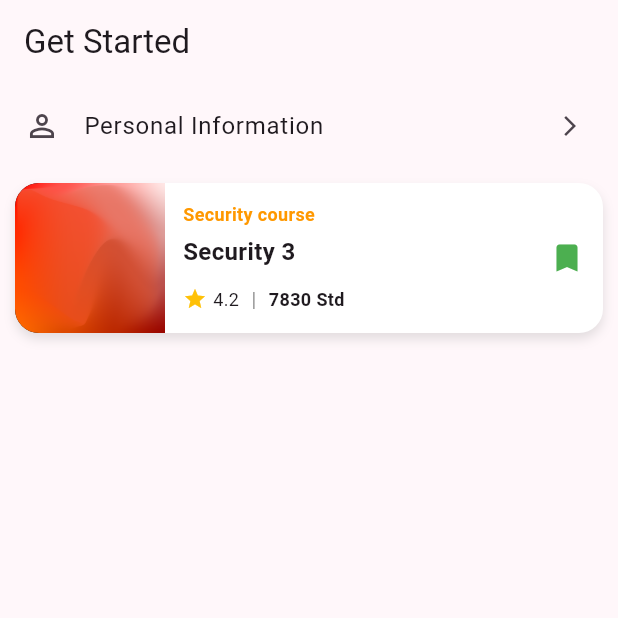
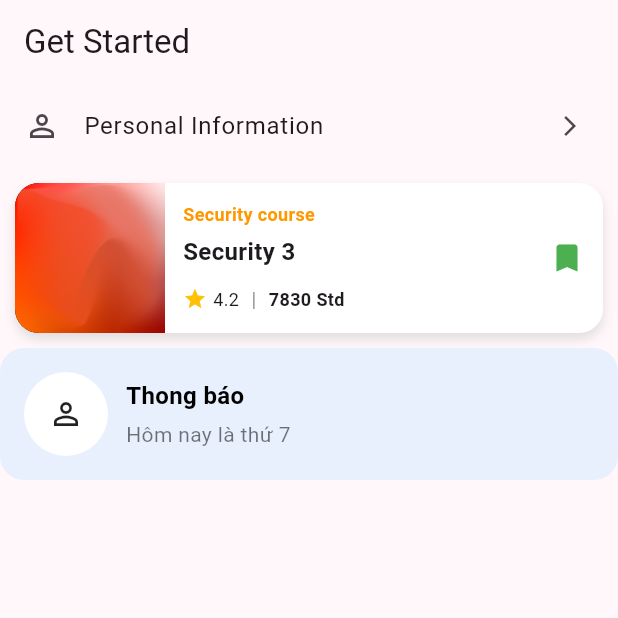
Before and after one commit to Bentanik/exe02_fe_mobile, a Flutter app: the screen it shows after launch, on a phone screen of 412 x 824 dp, the top half of it. Run offline on Flutter 3.47's test engine with Material 3 defaults, Android fonts, the phone set to English and light mode, and no system bars.

Commit message:
finish notification card

```diff
--- /dev/null
+++ b/lib/common/widget/notification_card.dart
@@ -0,0 +1,58 @@
+import 'package:flutter/material.dart';
+
+class NotificationCard extends StatelessWidget {
+  final String title;
+  final String desc;
+  final Widget leading;
+
+  const NotificationCard({Key? key, required this.title, required this.desc, required this.leading,})
+      : super(key: key);
+
+  @override
+  Widget build(BuildContext context) {
+    return Container(
+      padding: const EdgeInsets.all(16),
+      decoration: BoxDecoration(
+        color: const Color(0xFFE8F0FE), // Nền xanh nhạt
+        borderRadius: BorderRadius.circular(16),
+      ),
+      child: Row(
+        children: [
+          Container(
+            padding: const EdgeInsets.all(8),
+            decoration: BoxDecoration(
+              color: Colors.white,
+              shape: BoxShape.circle,
+            ),
+            child: Padding(
+              padding: const EdgeInsets.all(8.0),
+              child: leading,
+            )
+          ),
+          const SizedBox(width: 12),
+          Column(
+            crossAxisAlignment: CrossAxisAlignment.start,
+            children:  [
+              Text(
+                title,
+                style: TextStyle(
+                  fontWeight: FontWeight.bold,
+                  fontSize: 16,
+                  color: Colors.black,
+                ),
+              ),
+              SizedBox(height: 4),
+              Text(
+                desc,
+                style: TextStyle(
+                  fontSize: 14,
+                  color: Colors.black54,
+                ),
+              ),
+            ],
+          ),
+        ],
+      ),
+    );
+  }
+}
--- a/lib/presentation/intro/pages/get_started.dart
+++ b/lib/presentation/intro/pages/get_started.dart
@@ -1,4 +1,5 @@
 import 'package:exe02_fe_mobile/common/helpers/routes.dart';
+import 'package:exe02_fe_mobile/common/widget/notification_card.dart';
 import 'package:exe02_fe_mobile/common/widget/profile_button.dart';
 import 'package:exe02_fe_mobile/common/widget/search_course_card.dart';
 import 'package:exe02_fe_mobile/core/configs/assets/app_images.dart';
@@ -32,6 +33,11 @@ class GetStartedPage extends StatelessWidget {
                   isBookmarked: true,
                   imageUrl: AppImages.bg,
                 ),
+                NotificationCard(
+                  title: 'Thong báo',
+                  desc: 'Hôm nay là thứ 7',
+                  leading: const Icon(Icons.person_outline)
+                )
               ],
             ))
           ],
```
